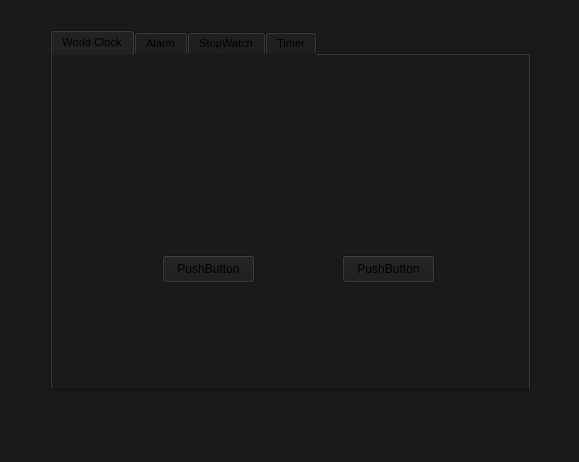
Qt form mainwindow.ui (Kiana-Jahanshid/Clock-App) before a commit.
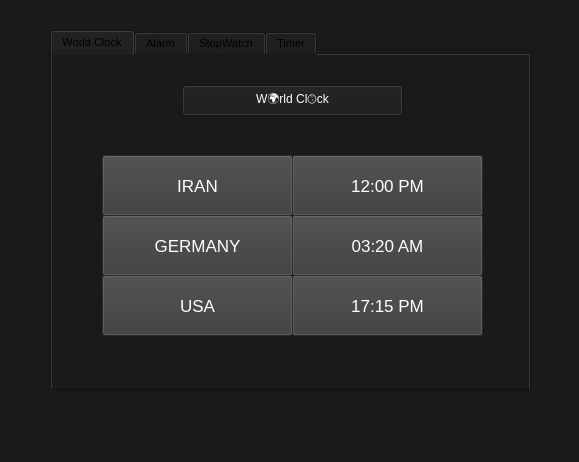
The same form after that commit. The open tabs and pages were chosen to show the change.

```diff
--- a/mainwindow.ui
+++ b/mainwindow.ui
@@ -50,42 +50,195 @@
      <widget class="QPushButton" name="pushButton">
       <property name="geometry">
        <rect>
-        <x>110</x>
-        <y>200</y>
-        <width>93</width>
-        <height>28</height>
+        <x>50</x>
+        <y>100</y>
+        <width>191</width>
+        <height>61</height>
        </rect>
       </property>
+      <property name="font">
+       <font>
+        <family>Microsoft Sans Serif</family>
+        <pointsize>13</pointsize>
+        <weight>50</weight>
+        <italic>false</italic>
+        <bold>false</bold>
+       </font>
+      </property>
+      <property name="styleSheet">
+       <string notr="true">border-bottom-color: rgb(170, 0, 0);
+color: rgb(255, 255, 255);
+font: 13pt &quot;Microsoft Sans Serif&quot;;
+background-color: rgb(58, 58, 58);</string>
+      </property>
       <property name="text">
-       <string>PushButton</string>
+       <string>IRAN</string>
       </property>
      </widget>
      <widget class="QPushButton" name="pushButton_2">
       <property name="geometry">
        <rect>
-        <x>290</x>
-        <y>200</y>
-        <width>93</width>
-        <height>28</height>
+        <x>50</x>
+        <y>160</y>
+        <width>191</width>
+        <height>61</height>
        </rect>
       </property>
+      <property name="font">
+       <font>
+        <family>Microsoft Sans Serif</family>
+        <pointsize>13</pointsize>
+        <weight>50</weight>
+        <italic>false</italic>
+        <bold>false</bold>
+       </font>
+      </property>
+      <property name="styleSheet">
+       <string notr="true">border-bottom-color: rgb(170, 0, 0);
+color: rgb(255, 255, 255);
+font: 13pt &quot;Microsoft Sans Serif&quot;;
+background-color: rgb(58, 58, 58);</string>
+      </property>
       <property name="text">
-       <string>PushButton</string>
+       <string>GERMANY</string>
       </property>
      </widget>
-     <widget class="QLabel" name="label">
+     <widget class="QPushButton" name="usa">
       <property name="geometry">
        <rect>
-        <x>220</x>
-        <y>50</y>
-        <width>211</width>
+        <x>50</x>
+        <y>220</y>
+        <width>191</width>
         <height>61</height>
        </rect>
       </property>
+      <property name="font">
+       <font>
+        <family>Microsoft Sans Serif</family>
+        <pointsize>13</pointsize>
+        <weight>50</weight>
+        <italic>false</italic>
+        <bold>false</bold>
+       </font>
+      </property>
+      <property name="styleSheet">
+       <string notr="true">border-bottom-color: rgb(170, 0, 0);
+color: rgb(255, 255, 255);
+font: 13pt &quot;Microsoft Sans Serif&quot;;
+background-color: rgb(58, 58, 58);</string>
+      </property>
       <property name="text">
-       <string/>
+       <string>USA</string>
       </property>
      </widget>
+     <widget class="QPushButton" name="gr_time">
+      <property name="geometry">
+       <rect>
+        <x>240</x>
+        <y>160</y>
+        <width>191</width>
+        <height>61</height>
+       </rect>
+      </property>
+      <property name="font">
+       <font>
+        <family>Microsoft Sans Serif</family>
+        <pointsize>13</pointsize>
+        <weight>50</weight>
+        <italic>false</italic>
+        <bold>false</bold>
+       </font>
+      </property>
+      <property name="styleSheet">
+       <string notr="true">border-bottom-color: rgb(170, 0, 0);
+color: rgb(255, 255, 255);
+font: 13pt &quot;Microsoft Sans Serif&quot;;
+background-color: rgb(58, 58, 58);</string>
+      </property>
+      <property name="text">
+       <string>03:20 AM</string>
+      </property>
+     </widget>
+     <widget class="QPushButton" name="us_time">
+      <property name="geometry">
+       <rect>
+        <x>240</x>
+        <y>220</y>
+        <width>191</width>
+        <height>61</height>
+       </rect>
+      </property>
+      <property name="font">
+       <font>
+        <family>Microsoft Sans Serif</family>
+        <pointsize>13</pointsize>
+        <weight>50</weight>
+        <italic>false</italic>
+        <bold>false</bold>
+       </font>
+      </property>
+      <property name="styleSheet">
+       <string notr="true">border-bottom-color: rgb(170, 0, 0);
+color: rgb(255, 255, 255);
+font: 13pt &quot;Microsoft Sans Serif&quot;;
+background-color: rgb(58, 58, 58);</string>
+      </property>
+      <property name="text">
+       <string>17:15 PM</string>
+      </property>
+     </widget>
+     <widget class="QPushButton" name="ir_time">
+      <property name="geometry">
+       <rect>
+        <x>240</x>
+        <y>100</y>
+        <width>191</width>
+        <height>61</height>
+       </rect>
+      </property>
+      <property name="font">
+       <font>
+        <family>Microsoft Sans Serif</family>
+        <pointsize>13</pointsize>
+        <weight>50</weight>
+        <italic>false</italic>
+        <bold>false</bold>
+       </font>
+      </property>
+      <property name="styleSheet">
+       <string notr="true">border-bottom-color: rgb(170, 0, 0);
+color: rgb(255, 255, 255);
+font: 13pt &quot;Microsoft Sans Serif&quot;;
+background-color: rgb(58, 58, 58);</string>
+      </property>
+      <property name="text">
+       <string>12:00 PM</string>
+      </property>
+     </widget>
+     <widget class="QPushButton" name="title">
+      <property name="geometry">
+       <rect>
+        <x>130</x>
+        <y>30</y>
+        <width>221</width>
+        <height>31</height>
+       </rect>
+      </property>
+      <property name="styleSheet">
+       <string notr="true">color: rgb(255, 255, 255);
+font: 14pt &quot;MS Shell Dlg 2&quot;;</string>
+      </property>
+      <property name="text">
+       <string>W🌍rld Cl🕔ck</string>
+      </property>
+     </widget>
+     <zorder>ir</zorder>
+     <zorder>gr</zorder>
+     <zorder>ir_time</zorder>
+     <zorder>gr_time</zorder>
+     <zorder>usa</zorder>
+     <zorder>us_time</zorder>
+     <zorder>title</zorder>
     </widget>
     <widget class="QWidget" name="tab">
      <attribute name="title">
```
Left out of the diff: 6 changed lines with no effect on the pictures.
